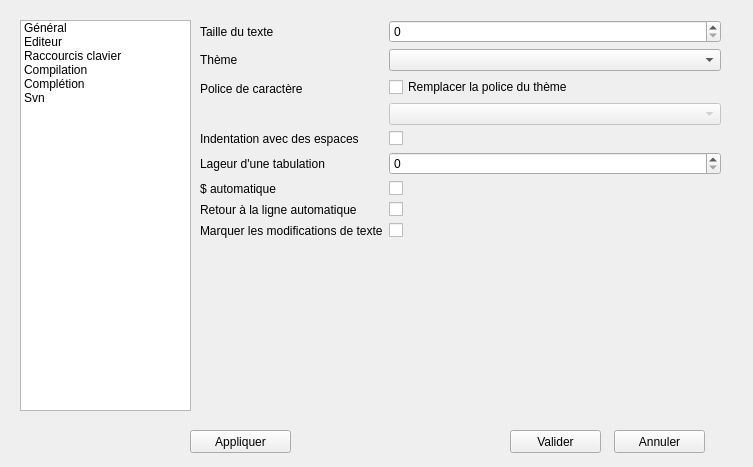
Qt form source/dialogconfig.ui (Bramas/texiteasy) before a commit.
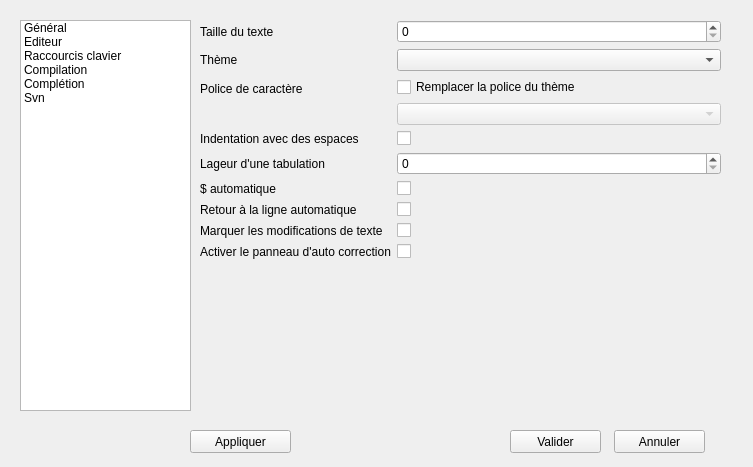
The same form after that commit. The open tabs and pages were chosen to show the change.

Commit message: Lots of changes (sorry for huge commit) fix compilation on MacOsX new pane added for quick error correction #32 fixed but we need a better solution (like choosing the extensions in the settings)

```diff
--- a/source/dialogconfig.ui
+++ b/source/dialogconfig.ui
@@ -257,6 +257,20 @@
           </property>
          </widget>
         </item>
+        <item row="9" column="0">
+         <widget class="QLabel" name="label_19">
+          <property name="text">
+           <string>Activer le panneau d'auto correction</string>
+          </property>
+         </widget>
+        </item>
+        <item row="9" column="1">
+         <widget class="QCheckBox" name="checkBoxEnableAutoCorrector">
+          <property name="text">
+           <string/>
+          </property>
+         </widget>
+        </item>
        </layout>
       </item>
      </layout>
```
Left out of the diff: 2 changed lines with no effect on the pictures. The commit also changes 22 other files.
